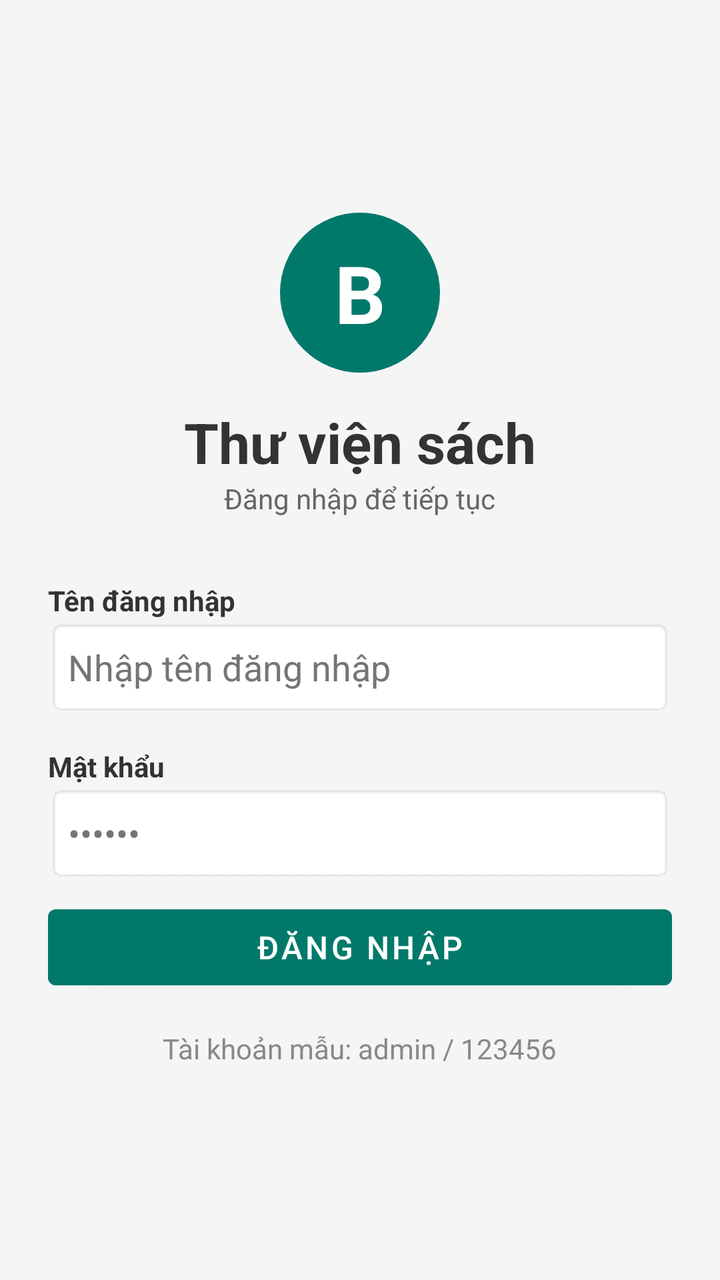
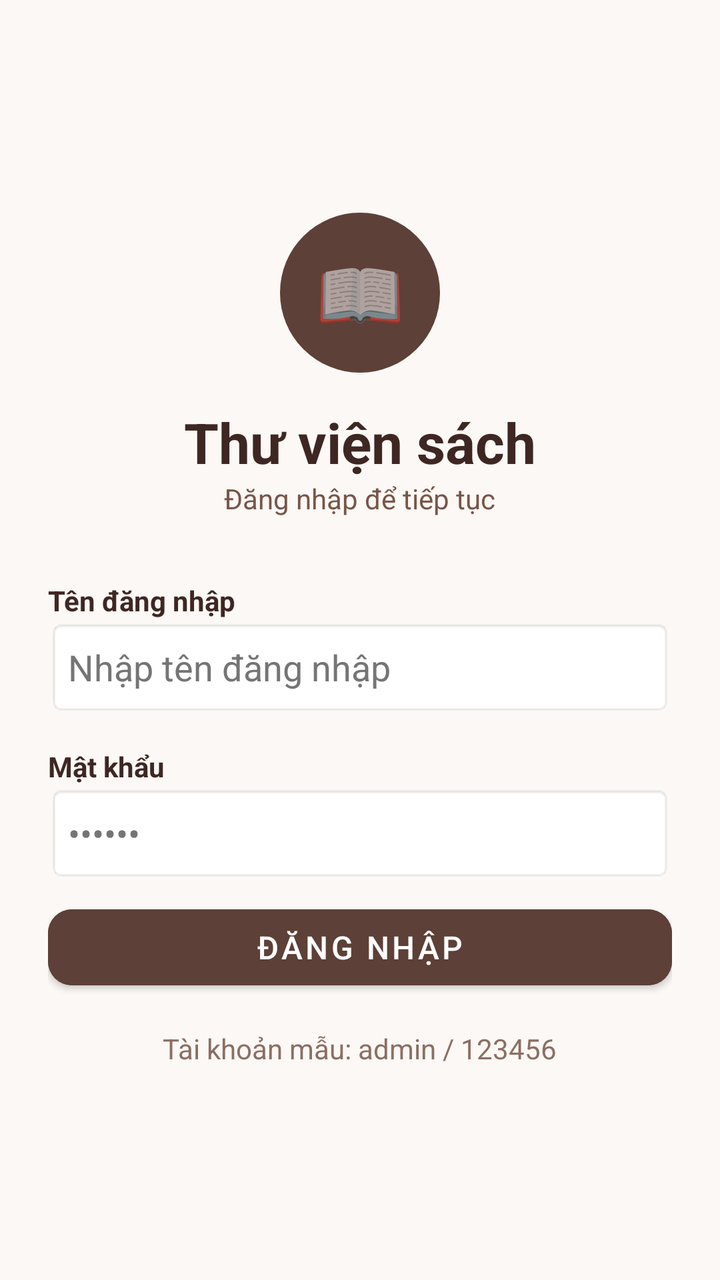

Two renders of the same Android screen: before a commit and after it. Below are the layout's source before the change and the commit's diff.
<!-- AndroidManifest.xml: application theme Theme.MaterialComponents.DayNight.NoActionBar -->
<!-- res/layout/activity_login.xml -->
<?xml version="1.0" encoding="utf-8"?>
<LinearLayout xmlns:android="http://schemas.android.com/apk/res/android"
    android:layout_width="match_parent"
    android:layout_height="match_parent"
    android:orientation="vertical"
    android:gravity="center"
    android:padding="24dp"
    android:background="#F5F5F5">

    <TextView
        android:layout_width="80dp"
        android:layout_height="80dp"
        android:background="@drawable/circle_bg"
        android:text="B"
        android:textColor="#FFFFFF"
        android:textSize="40sp"
        android:textStyle="bold"
        android:gravity="center"
        android:layout_marginBottom="16dp"/>

    <TextView
        android:layout_width="wrap_content"
        android:layout_height="wrap_content"
        android:text="Thư viện sách"
        android:textSize="28sp"
        android:textStyle="bold"
        android:textColor="#333333"/>

    <TextView
        android:layout_width="wrap_content"
        android:layout_height="wrap_content"
        android:text="Đăng nhập để tiếp tục"
        android:textColor="#666666"
        android:layout_marginBottom="32dp"/>

    <TextView
        android:layout_width="match_parent"
        android:layout_height="wrap_content"
        android:text="Tên đăng nhập"
        android:textStyle="bold"
        android:textColor="#333333"/>

    <EditText
        android:id="@+id/etUsername"
        android:layout_width="match_parent"
        android:layout_height="48dp"
        android:hint="Nhập tên đăng nhập"
        android:textColor="#212121"
        android:textColorHint="#757575"
        android:inputType="text"
        android:maxLines="1"
        android:singleLine="true"
        android:imeOptions="actionNext"
        android:background="@android:drawable/editbox_background"
        android:padding="10dp"
        android:layout_marginBottom="16dp"/>

    <TextView
        android:layout_width="match_parent"
        android:layout_height="wrap_content"
        android:text="Mật khẩu"
        android:textStyle="bold"
        android:textColor="#333333"/>

    <EditText
        android:id="@+id/etPassword"
        android:layout_width="match_parent"
        android:layout_height="48dp"
        android:hint="••••••"
        android:inputType="textPassword"
        android:textColor="#212121"
        android:textColorHint="#757575"
        android:maxLines="1"
        android:singleLine="true"
        android:imeOptions="actionDone"
        android:background="@android:drawable/editbox_background"
        android:padding="10dp"
        android:layout_marginBottom="8dp"/>

    <TextView
        android:id="@+id/tvError"
        android:layout_width="match_parent"
        android:layout_height="wrap_content"
        android:textColor="#D32F2F"
        android:visibility="gone"
        android:layout_marginBottom="16dp"/>

    <Button
        android:id="@+id/btnLogin"
        android:layout_width="match_parent"
        android:layout_height="50dp"
        android:text="Đăng nhập"
        android:textColor="#FFFFFF"
        android:backgroundTint="#00796B"
        android:textSize="16sp"/>

    <TextView
        android:layout_width="wrap_content"
        android:layout_height="wrap_content"
        android:text="Tài khoản mẫu: admin / 123456"
        android:textColor="#888888"
        android:layout_marginTop="16dp"/>
</LinearLayout>
<!-- resources referenced by this layout -->
<resources>
  <!-- drawable circle_bg (drawable) -->
  <?xml version="1.0" encoding="utf-8"?>
  <shape xmlns:android="http://schemas.android.com/apk/res/android"
      android:shape="oval">
      <solid android:color="#00796B"/>
  </shape>
</resources>

<!-- the commit's change to res/layout/activity_login.xml (unified diff, before → after) -->
@@ -1,103 +1,103 @@
 <?xml version="1.0" encoding="utf-8"?>
 <LinearLayout xmlns:android="http://schemas.android.com/apk/res/android"
+    xmlns:app="http://schemas.android.com/apk/res-auto"
     android:layout_width="match_parent"
     android:layout_height="match_parent"
+    android:background="#FBF8F5"
+    android:gravity="center"
     android:orientation="vertical"
-    android:gravity="center"
-    android:padding="24dp"
-    android:background="#F5F5F5">
+    android:padding="24dp">
 
     <TextView
         android:layout_width="80dp"
         android:layout_height="80dp"
+        android:layout_marginBottom="16dp"
         android:background="@drawable/circle_bg"
-        android:text="B"
-        android:textColor="#FFFFFF"
-        android:textSize="40sp"
-        android:textStyle="bold"
         android:gravity="center"
-        android:layout_marginBottom="16dp"/>
+        android:text="📖"
+        android:textSize="36sp" />
 
     <TextView
         android:layout_width="wrap_content"
         android:layout_height="wrap_content"
         android:text="Thư viện sách"
+        android:textColor="#3E2723"
         android:textSize="28sp"
-        android:textStyle="bold"
-        android:textColor="#333333"/>
+        android:textStyle="bold" />
 
     <TextView
         android:layout_width="wrap_content"
         android:layout_height="wrap_content"
+        android:layout_marginBottom="32dp"
         android:text="Đăng nhập để tiếp tục"
-        android:textColor="#666666"
-        android:layout_marginBottom="32dp"/>
+        android:textColor="#795548" />
 
     <TextView
         android:layout_width="match_parent"
         android:layout_height="wrap_content"
         android:text="Tên đăng nhập"
-        android:textStyle="bold"
-        android:textColor="#333333"/>
+        android:textColor="#3E2723"
+        android:textStyle="bold" />
 
     <EditText
         android:id="@+id/etUsername"
         android:layout_width="match_parent"
         android:layout_height="48dp"
+        android:layout_marginBottom="16dp"
+        android:background="@android:drawable/editbox_background"
         android:hint="Nhập tên đăng nhập"
-        android:textColor="#212121"
-        android:textColorHint="#757575"
+        android:imeOptions="actionNext"
         android:inputType="text"
         android:maxLines="1"
+        android:padding="10dp"
         android:singleLine="true"
-        android:imeOptions="actionNext"
-        android:background="@android:drawable/editbox_background"
-        android:padding="10dp"
-        android:layout_marginBottom="16dp"/>
+        android:textColor="#212121"
+        android:textColorHint="#757575" />
 
     <TextView
         android:layout_width="match_parent"
         android:layout_height="wrap_content"
         android:text="Mật khẩu"
-        android:textStyle="bold"
-        android:textColor="#333333"/>
+        android:textColor="#3E2723"
+        android:textStyle="bold" />
 
     <EditText
         android:id="@+id/etPassword"
         android:layout_width="match_parent"
         android:layout_height="48dp"
+        android:layout_marginBottom="8dp"
+        android:background="@android:drawable/editbox_background"
         android:hint="••••••"
+        android:imeOptions="actionDone"
         android:inputType="textPassword"
+        android:maxLines="1"
+        android:padding="10dp"
+        android:singleLine="true"
         android:textColor="#212121"
-        android:textColorHint="#757575"
-        android:maxLines="1"
-        android:singleLine="true"
-        android:imeOptions="actionDone"
-        android:background="@android:drawable/editbox_background"
-        android:padding="10dp"
-        android:layout_marginBottom="8dp"/>
+        android:textColorHint="#757575" />
 
     <TextView
         android:id="@+id/tvError"
         android:layout_width="match_parent"
         android:layout_height="wrap_content"
+        android:layout_marginBottom="16dp"
         android:textColor="#D32F2F"
-        android:visibility="gone"
-        android:layout_marginBottom="16dp"/>
+        android:visibility="gone" />
 
-    <Button
+    <com.google.android.material.button.MaterialButton
         android:id="@+id/btnLogin"
         android:layout_width="match_parent"
         android:layout_height="50dp"
+        android:backgroundTint="#5D4037"
         android:text="Đăng nhập"
         android:textColor="#FFFFFF"
-        android:backgroundTint="#00796B"
-        android:textSize="16sp"/>
+        android:textSize="16sp"
+        app:cornerRadius="12dp" />
 
     <TextView
         android:layout_width="wrap_content"
         android:layout_height="wrap_content"
+        android:layout_marginTop="16dp"
         android:text="Tài khoản mẫu: admin / 123456"
-        android:textColor="#888888"
-        android:layout_marginTop="16dp"/>
+        android:textColor="#8D6E63" />
 </LinearLayout>
<!-- resource entries referenced after the edit -->
@@ -4,7 +4,7 @@
   <?xml version="1.0" encoding="utf-8"?>
   <shape xmlns:android="http://schemas.android.com/apk/res/android"
       android:shape="oval">
-      <solid android:color="#00796B"/>
+      <solid android:color="#5D4037"/>
   </shape>
 </resources>
 
